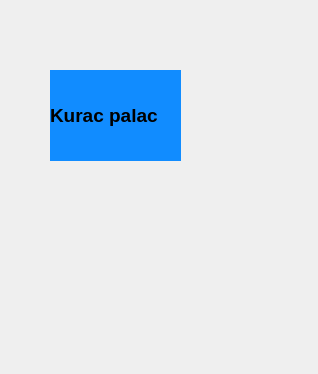
Qt form gui_testic.ui (Sasa993/Agent-Tool) before a commit.
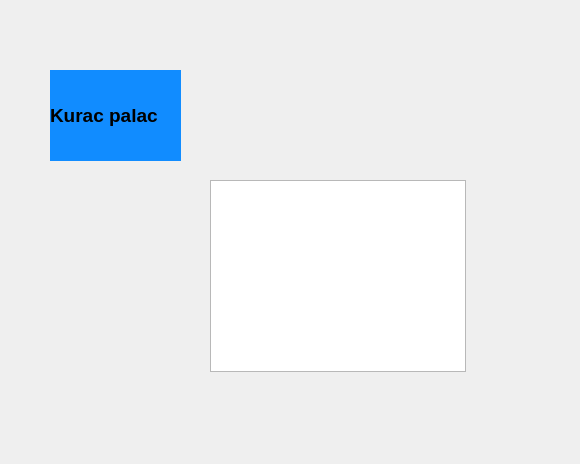
The same form after that commit.

Commit message: added output from the DB in the testWidget layout

```diff
--- a/gui_testic.ui
+++ b/gui_testic.ui
@@ -9,8 +9,8 @@
    <rect>
     <x>0</x>
     <y>0</y>
-    <width>318</width>
-    <height>374</height>
+    <width>580</width>
+    <height>464</height>
    </rect>
   </property>
   <property name="windowTitle">
@@ -42,6 +42,16 @@
     <string>Kurac palac</string>
    </property>
   </widget>
+  <widget class="QListWidget" name="label_ispis">
+   <property name="geometry">
+    <rect>
+     <x>210</x>
+     <y>180</y>
+     <width>256</width>
+     <height>192</height>
+    </rect>
+   </property>
+  </widget>
  </widget>
  <resources/>
  <connections/>
```
The commit also changes 6 other files.
